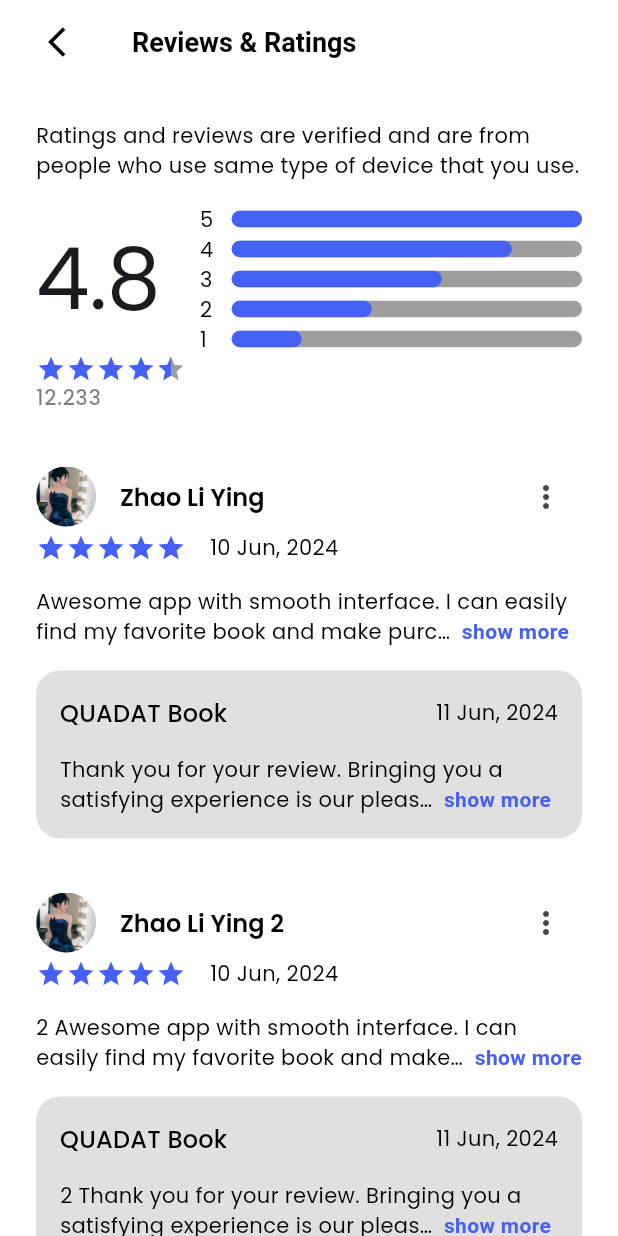
After one commit to DucAnhSad/Project4_NgotBand_QuaDat, a Flutter app: the ProductReviewsScreen screen opened directly, on a phone screen of 412 x 824 dp. The commit adds this screen. Run offline on Flutter 3.47's test engine with Material 3 defaults, Android fonts, the phone set to English and light mode, and no system bars; drawn by our look-alikes of flutter_rating_bar, readmore; our stand-ins replace carousel_slider, get, get_storage, iconsax_flutter, logger; accounts and stored records are empty.

Commit message:
add rating and reviews screen

```diff
--- /dev/null
+++ b/lib/common/widgets/products/ratings/rating_indicator.dart
@@ -0,0 +1,23 @@
+import 'package:flutter/material.dart';
+import 'package:flutter_rating_bar/flutter_rating_bar.dart';
+
+import '../../../../utils/constants/colors.dart';
+
+class MyRatingBarIndicator extends StatelessWidget {
+  const MyRatingBarIndicator({
+    super.key, required this.rating,
+  });
+
+  final double rating;
+
+  @override
+  Widget build(BuildContext context) {
+    return RatingBarIndicator(
+      rating: rating,
+      itemSize: 20,
+      unratedColor: Colors.grey,
+      itemBuilder: (_, __) => const Icon(Icons.star, color: MyColors.primary,),
+
+    );
+  }
+}
--- a/lib/features/shop/screens/product_details/product_detail.dart
+++ b/lib/features/shop/screens/product_details/product_detail.dart
@@ -1,10 +1,12 @@
 import 'package:flutter/material.dart';
+import 'package:get/get.dart';
 import 'package:project4_ngotband_quadat/common/widgets/texts/section_heading.dart';
 import 'package:project4_ngotband_quadat/features/shop/screens/product_details/widgets/bottom_add_to_cart_widget.dart';
 import 'package:project4_ngotband_quadat/features/shop/screens/product_details/widgets/product_attributes.dart';
 import 'package:project4_ngotband_quadat/features/shop/screens/product_details/widgets/product_detail_image_slider.dart';
 import 'package:project4_ngotband_quadat/features/shop/screens/product_details/widgets/product_meta_data.dart';
 import 'package:project4_ngotband_quadat/features/shop/screens/product_details/widgets/rating_share_widget.dart';
+import 'package:project4_ngotband_quadat/features/shop/screens/product_reviews/product_reviews.dart';
 import 'package:project4_ngotband_quadat/utils/constants/sizes.dart';
 import 'package:project4_ngotband_quadat/utils/helpers/helper_functions.dart';
 import 'package:readmore/readmore.dart';
@@ -63,7 +65,10 @@ class ProductDetailScreen extends StatelessWidget {
                     mainAxisAlignment: MainAxisAlignment.spaceBetween,
                     children: [
                       const MySectionHeading(title: 'Reviews (199)', showActionButton: false,),
-                      IconButton(onPressed: (){}, icon: const Icon(Icons.arrow_forward_ios_outlined, size: 18,)),
+                      IconButton(
+                          onPressed: () => Get.to(() => const ProductReviewsScreen()),
+                          icon: const Icon(Icons.arrow_forward_ios_outlined, size: 18,)
+                      ),
                     ],
                   ),
                   const SizedBox(height: MySizes.spaceBtwSections,),
--- a/lib/features/shop/screens/product_details/widgets/product_attributes.dart
+++ b/lib/features/shop/screens/product_details/widgets/product_attributes.dart
@@ -33,7 +33,7 @@ class MyProductAttributes extends StatelessWidget {
                     children: [
                       const Row(
                         children: [
-                          MyProductTitleText(title: 'Price', smallSize: true,),
+                          MyProductTitleText(title: 'Price :', smallSize: true,),
 
                           /// Actual Price
                           MyProductPriceText(price: '1000', lineThrough: true,),
@@ -61,7 +61,7 @@ class MyProductAttributes extends StatelessWidget {
             ],
           ),
         ),
-        const SizedBox(width: MySizes.spaceBtwItems,),
+        const SizedBox(width: MySizes.spaceBtwSections,),
 
         /// Attributes
         Column(
@@ -83,7 +83,7 @@ class MyProductAttributes extends StatelessWidget {
         Column(
           crossAxisAlignment: CrossAxisAlignment.start,
           children: [
-            const MySectionHeading(title: 'Size'),
+            const MySectionHeading(title: 'Size', showActionButton: false,),
             const SizedBox(height: MySizes.spaceBtwItems / 2,),
             Wrap(
               spacing: 8,
--- /dev/null
+++ b/lib/features/shop/screens/product_reviews/product_reviews.dart
@@ -0,0 +1,64 @@
+import 'package:flutter/material.dart';
+import 'package:project4_ngotband_quadat/common/widgets/appbar/appbar.dart';
+import 'package:project4_ngotband_quadat/features/shop/screens/product_reviews/widgets/rating_progress_indicator.dart';
+import 'package:project4_ngotband_quadat/features/shop/screens/product_reviews/widgets/user_review_card.dart';
+import 'package:project4_ngotband_quadat/utils/constants/sizes.dart';
+
+import '../../../../common/widgets/products/ratings/rating_indicator.dart';
+
+class ProductReviewsScreen extends StatelessWidget {
+  const ProductReviewsScreen({super.key});
+
+  @override
+  Widget build(BuildContext context) {
+    return Scaffold(
+      /// Appbar
+      appBar: const MyAppBar(
+        title: Text('Reviews & Ratings'),
+        showBackArrow: true,
+      ),
+
+      /// Body
+      body: SingleChildScrollView(
+        child: Padding(
+          padding: const EdgeInsets.all(MySizes.defaultSpace),
+          child: Column(
+            crossAxisAlignment: CrossAxisAlignment.start,
+            children: [
+              const Text("Ratings and reviews are verified and are from people who use same type of device that you use."),
+              const SizedBox(height: MySizes.spaceBtwItems,),
+
+              /// Overall Product Rating
+              const MyOverallProductRating(),
+              const MyRatingBarIndicator(rating: 4.5,),
+              Text('12.233', style: Theme.of(context).textTheme.bodySmall,),
+              const SizedBox(height: MySizes.spaceBtwSections,),
+
+              /// User Reviews List
+              const UserReviewCard(
+                reviewerName: 'Zhao Li Ying',
+                review: 'Awesome app with smooth interface. I can easily find my favorite book and make purchases seamlessly. Love it!',
+                reply: 'Thank you for your review. Bringing you a satisfying experience is our pleasure. We hope you will have many more wonderful experiences with us',
+              ),
+              const UserReviewCard(
+                reviewerName: 'Zhao Li Ying 2',
+                review: '2 Awesome app with smooth interface. I can easily find my favorite book and make purchases seamlessly. Love it!',
+                reply: '2 Thank you for your review. Bringing you a satisfying experience is our pleasure. We hope you will have many more wonderful experiences with us',
+              ),
+              const UserReviewCard(
+                reviewerName: 'Zhao Li Ying 3',
+                review: '3 Awesome app with smooth interface. I can easily find my favorite book and make purchases seamlessly. Love it!',
+                reply: ' 3Thank you for your review. Bringing you a satisfying experience is our pleasure. We hope you will have many more wonderful experiences with us',
+              ),
+              const UserReviewCard(
+                reviewerName: 'Zhao Li Ying 4',
+                review: '4 Awesome app with smooth interface. I can easily find my favorite book and make purchases seamlessly. Love it!',
+                reply: '4 Thank you for your review. Bringing you a satisfying experience is our pleasure. We hope you will have many more wonderful experiences with us',
+              ),
+            ],
+          ),
+        ),
+      ),
+    );
+  }
+}
--- /dev/null
+++ b/lib/features/shop/screens/product_reviews/widgets/progress_indicator_and_rating.dart
@@ -0,0 +1,38 @@
+import 'package:flutter/material.dart';
+
+import '../../../../../utils/constants/colors.dart';
+import '../../../../../utils/device/device_utility.dart';
+
+class MyRatingProgressIndicator extends StatelessWidget {
+  const MyRatingProgressIndicator({
+    super.key, required this.text, required this.value,
+  });
+
+  final String text;
+  final double value;
+
+  @override
+  Widget build(BuildContext context) {
+    return Row(
+      children: [
+        Expanded(
+          flex: 1,
+          child: Text(text, style: Theme.of(context).textTheme.bodyMedium,),
+        ),
+        Expanded(
+          flex: 11,
+          child: SizedBox(
+            width: MyDeviceUtils.getScreenWidth(context) * 0.8,
+            child: LinearProgressIndicator(
+              value: value,
+              minHeight: 11,
+              backgroundColor: Colors.grey,
+              borderRadius: BorderRadius.circular(7),
+              valueColor: const AlwaysStoppedAnimation(MyColors.primary),
+            ),
+          ),
+        ),
+      ],
+    );
+  }
+}
--- /dev/null
+++ b/lib/features/shop/screens/product_reviews/widgets/rating_progress_indicator.dart
@@ -0,0 +1,32 @@
+import 'package:flutter/material.dart';
+import 'package:project4_ngotband_quadat/features/shop/screens/product_reviews/widgets/progress_indicator_and_rating.dart';
+
+class MyOverallProductRating extends StatelessWidget {
+  const MyOverallProductRating({
+    super.key,
+  });
+
+  @override
+  Widget build(BuildContext context) {
+    return Row(
+      children: [
+        Expanded(
+          flex: 3,
+          child: Text('4.8', style: Theme.of(context).textTheme.displayLarge,),
+        ),
+        const Expanded(
+          flex: 7,
+          child: Column(
+            children: [
+              MyRatingProgressIndicator(text: '5', value: 1.0,),
+              MyRatingProgressIndicator(text: '4', value: 0.8,),
+              MyRatingProgressIndicator(text: '3', value: 0.6,),
+              MyRatingProgressIndicator(text: '2', value: 0.4,),
+              MyRatingProgressIndicator(text: '1', value: 0.2,),
+            ],
+          ),
+        )
+      ],
+    );
+  }
+}
--- /dev/null
+++ b/lib/features/shop/screens/product_reviews/widgets/user_review_card.dart
@@ -0,0 +1,94 @@
+import 'package:flutter/material.dart';
+import 'package:project4_ngotband_quadat/common/widgets/custom_shapes/containers/rounded_container.dart';
+import 'package:project4_ngotband_quadat/common/widgets/products/ratings/rating_indicator.dart';
+import 'package:project4_ngotband_quadat/utils/constants/colors.dart';
+import 'package:project4_ngotband_quadat/utils/constants/image_strings.dart';
+import 'package:project4_ngotband_quadat/utils/constants/sizes.dart';
+import 'package:project4_ngotband_quadat/utils/helpers/helper_functions.dart';
+import 'package:readmore/readmore.dart';
+
+class UserReviewCard extends StatelessWidget {
+  const UserReviewCard({super.key,
+    required this.reviewerName,
+    required this.review,
+    required this.reply,
+  });
+
+  final String reviewerName, review, reply;
+  final String reviewDate = '10 Jun, 2024';
+  final String replyDate = '11 Jun, 2024';
+  final String companyName = 'QUADAT Book';
+
+  @override
+  Widget build(BuildContext context) {
+    final dark = MyHelperFunctions.isDarkMode(context);
+    return Column(
+      children: [
+        Row(
+          mainAxisAlignment: MainAxisAlignment.spaceBetween,
+          children: [
+            Row(
+              children: [
+                const CircleAvatar(backgroundImage: AssetImage(MyImages.userProfileImage1),),
+                const SizedBox(width: MySizes.spaceBtwItems,),
+                Text(reviewerName, style: Theme.of(context).textTheme.titleLarge,),
+              ],
+            ),
+            IconButton(onPressed: (){}, icon: const Icon(Icons.more_vert)),
+          ],
+        ),
+        const SizedBox(width: MySizes.spaceBtwItems,),
+
+        /// Reviews
+        Row(
+          children: [
+            const MyRatingBarIndicator(rating: 5),
+            const SizedBox(width: MySizes.spaceBtwItems,),
+            Text(reviewDate, style: Theme.of(context).textTheme.bodyMedium,)
+          ],
+        ),
+        const SizedBox(height: MySizes.spaceBtwItems,),
+        ReadMoreText(
+          review,
+          trimLines: 2,
+          trimMode: TrimMode.Line,
+          trimExpandedText: ' show less',
+          trimCollapsedText: ' show more',
+          moreStyle: const TextStyle(fontSize: 14, fontWeight: FontWeight.bold, color: MyColors.primary),
+          lessStyle: const TextStyle(fontSize: 14, fontWeight: FontWeight.bold, color: MyColors.primary),
+        ),
+        const SizedBox(height: MySizes.spaceBtwItems,),
+
+        /// Company Review
+        MyRoundedContainer(
+          backgroundColor: dark ? MyColors.darkerGrey : MyColors.grey,
+          child: Padding(
+            padding: const EdgeInsets.all(MySizes.md),
+            child: Column(
+              children: [
+                Row(
+                  mainAxisAlignment: MainAxisAlignment.spaceBetween,
+                  children: [
+                    Text(companyName, style: Theme.of(context).textTheme.titleMedium,),
+                    Text(replyDate, style: Theme.of(context).textTheme.bodyMedium,),
+                  ],
+                ),
+                const SizedBox(height: MySizes.spaceBtwItems,),
+                ReadMoreText(
+                  reply,
+                  trimLines: 2,
+                  trimMode: TrimMode.Line,
+                  trimExpandedText: ' show less',
+                  trimCollapsedText: ' show more',
+                  moreStyle: const TextStyle(fontSize: 14, fontWeight: FontWeight.bold, color: MyColors.primary),
+                  lessStyle: const TextStyle(fontSize: 14, fontWeight: FontWeight.bold, color: MyColors.primary),
+                ),
+              ],
+            ),
+          ),
+        ),
+        const SizedBox(height: MySizes.spaceBtwSections,),
+      ],
+    );
+  }
+}
--- a/lib/utils/constants/image_strings.dart
+++ b/lib/utils/constants/image_strings.dart
@@ -40,4 +40,12 @@ class MyImages{
   static const String user1 = "assets/images/user/user1.jpg";
   static const String user2 = "assets/images/user/user2.jpg";
   static const String user3 = "assets/images/user/user3.jpg";
+
+  // Product Reviews
+  static const String userProfileImage1 = "assets/images/reviews/review_profile_image_1.jpg";
+  static const String userProfileImage2 = "assets/images/reviews/review_profile_image_2.jpg";
+  static const String userProfileImage3 = "assets/images/reviews/review_profile_image_3.jpg";
+  static const String userProfileImage4 = "assets/images/reviews/review_profile_image_4.jpg";
+  static const String userProfileImage5 = "assets/images/reviews/review_profile_image_5.jpg";
+  static const String userProfileImage6 = "assets/images/reviews/review_profile_image_6.jpg";
 }
--- a/pubspec.yaml
+++ b/pubspec.yaml
@@ -34,6 +34,7 @@ dependencies:
   get_storage: ^2.1.1
   # Product Specific
   readmore: ^3.0.0
+  flutter_rating_bar: ^4.0.1
 
 
 
@@ -59,6 +60,7 @@ flutter:
     - assets/images/banners/
     - assets/images/products/
     - assets/images/user/
+    - assets/images/reviews/
 
   #----------------------- LOCAL FONTS ----------------------#
 
```
Also changed, not shown: assets/images/reviews/review_profile_image_1.jpg (added), assets/images/reviews/review_profile_image_2.jpg (added), assets/images/reviews/review_profile_image_3.jpg (added), assets/images/reviews/review_profile_image_4.jpg (added), assets/images/reviews/review_profile_image_5.jpg (added), assets/images/reviews/review_profile_image_6.jpg (added), pubspec.lock.
